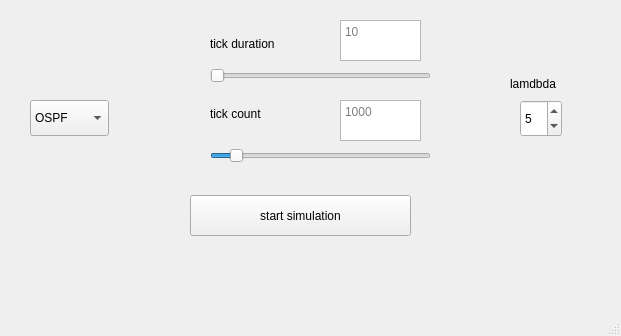
This is networksimulator.ui in ArianFiroozi/CN-CA4-base as Qt 5 draws it before an edit. The edited form follows.
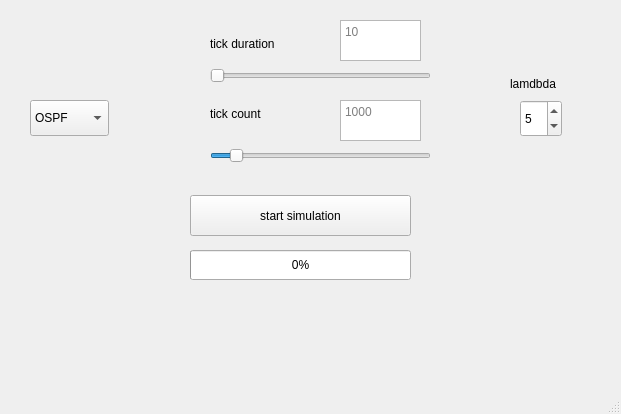
This is the edited form.

Commit message: progress bar finally added

Diff of the .ui file:
```diff
--- a/networksimulator.ui
+++ b/networksimulator.ui
@@ -7,7 +7,7 @@
     <x>0</x>
     <y>0</y>
     <width>621</width>
-    <height>336</height>
+    <height>414</height>
    </rect>
   </property>
   <property name="windowTitle">
@@ -166,6 +166,19 @@
      <string>lamdbda</string>
     </property>
    </widget>
+   <widget class="QProgressBar" name="progressBar">
+    <property name="geometry">
+     <rect>
+      <x>190</x>
+      <y>250</y>
+      <width>221</width>
+      <height>30</height>
+     </rect>
+    </property>
+    <property name="value">
+     <number>0</number>
+    </property>
+   </widget>
   </widget>
   <widget class="QMenuBar" name="menubar">
    <property name="geometry">
```
The commit also changes 1 other file.
